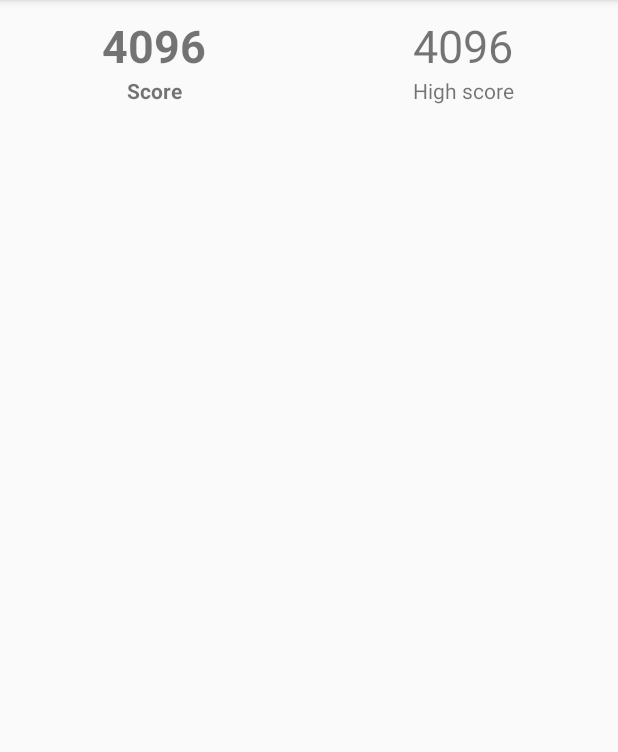
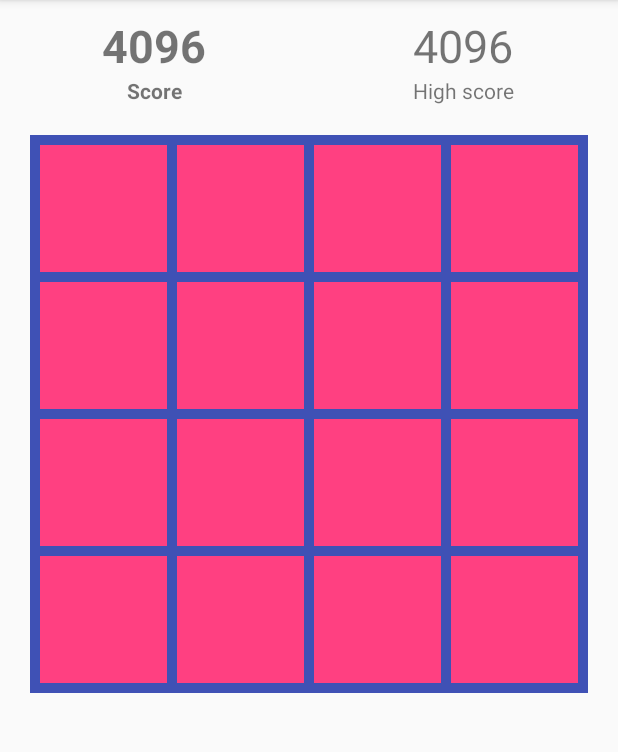
Before and after one commit to mrtnmch/2048, an Android app: the BoardActivity screen opened directly, with no data from a screen before it, on a phone screen of 412 x 824 dp, the part 84-836 px from its top. Run offline under Robolectric (Android 15) with nearby library versions, the phone set to English and light mode, and no system bars.

Commit message:
Basic UI; GameBoard prepared

```diff
--- /dev/null
+++ b/app/src/main/java/cz/mxmx/a2048/controls/GameBoard.java
@@ -0,0 +1,110 @@
+package cz.mxmx.a2048.controls;
+
+import android.content.Context;
+import android.content.res.TypedArray;
+import android.graphics.Canvas;
+import android.graphics.Paint;
+import android.graphics.Rect;
+import android.support.v4.content.res.ResourcesCompat;
+import android.util.AttributeSet;
+import android.view.View;
+
+import cz.mxmx.a2048.R;
+
+/**
+ * TODO: document your custom view class.
+ */
+public class GameBoard extends View {
+    private int boardBackgroundColor = R.color.colorPrimary;
+    private int fieldBackgroundColor = R.color.colorAccent;
+    private int boardDimension;
+    private int padding = 10;
+    private Integer paddingLeft;
+    private Integer paddingTop;
+    private Integer paddingRight;
+    private Paint backgroundPaint;
+    private Paint fieldBackgroundPaint;
+    private Rect rect;
+
+    public GameBoard(Context context) {
+        super(context);
+        init(null, 0);
+    }
+
+    public GameBoard(Context context, AttributeSet attrs) {
+        super(context, attrs);
+        init(attrs, 0);
+    }
+
+    public GameBoard(Context context, AttributeSet attrs, int defStyle) {
+        super(context, attrs, defStyle);
+        init(attrs, defStyle);
+    }
+
+    private void init(AttributeSet attrs, int defStyle) {
+        // Load attributes
+        final TypedArray a = getContext().obtainStyledAttributes(attrs, R.styleable.GameBoard, defStyle, 0);
+
+        try {
+            this.boardDimension = a.getInt(R.styleable.GameBoard_boardDimension, this.boardDimension);
+            this.boardBackgroundColor = a.getResourceId(R.styleable.GameBoard_boardBackground, ResourcesCompat.getColor(this.getResources(), this.boardBackgroundColor, null));
+            this.fieldBackgroundColor = a.getResourceId(R.styleable.GameBoard_fieldBackground, ResourcesCompat.getColor(this.getResources(), this.fieldBackgroundColor, null));
+        }
+        catch(Exception e) {
+            a.recycle();
+        }
+
+        this.rect = new Rect(0, 0, 0, 0); // better than allocate new instance every onDraw call
+
+        this.backgroundPaint = new Paint();
+        this.backgroundPaint.setColor(ResourcesCompat.getColor(this.getResources(), this.boardBackgroundColor, null));
+
+        this.fieldBackgroundPaint = new Paint();
+        this.fieldBackgroundPaint.setColor(ResourcesCompat.getColor(this.getResources(), this.fieldBackgroundColor, null));
+
+    }
+    @Override
+    protected void onDraw(Canvas canvas) {
+        super.onDraw(canvas);
+
+        if(this.paddingLeft == null) {
+            this.paddingLeft = getPaddingLeft();
+            this.paddingTop = getPaddingTop();
+            this.paddingRight = getPaddingRight();
+        }
+
+        int width = getWidth() - paddingLeft - paddingRight;
+        this.drawBoard(canvas, width);
+        this.drawFields(canvas, paddingLeft, paddingTop, width);
+    }
+
+    private void drawBoard(Canvas canvas, int width) {
+        this.rect.set(paddingLeft, paddingTop, width, width);
+        canvas.drawRect(this.rect, this.backgroundPaint); // this isn't a typo
+    }
+
+    private void drawFields(Canvas canvas, int x, int y, int size) {
+        int w = (size - ((this.boardDimension + 1) * this.padding))/this.boardDimension;
+
+        for (int i = 1; i <= this.boardDimension; i++) {
+            for (int j = 1; j <= this.boardDimension; j++) {
+                this.drawField(canvas, x + i * this.padding + (i-1) * w, y + j * this.padding + (j-1) * w, w);
+            }
+        }
+    }
+
+    private void drawField(Canvas canvas, int x, int y, int size) {
+        this.rect.set(x, y, x + size, y + size);
+        canvas.drawRect(this.rect, this.fieldBackgroundPaint);
+    }
+
+
+    public int getBoardDimension() {
+        return this.boardDimension;
+    }
+
+    public void setBoardDimension(int dimension) {
+        this.boardDimension = dimension;
+    }
+
+}
--- a/app/src/main/res/layout/activity_board.xml
+++ b/app/src/main/res/layout/activity_board.xml
@@ -1,10 +1,11 @@
 <?xml version="1.0" encoding="utf-8"?>
-<LinearLayout
-    android:orientation="vertical"
+<LinearLayout android:orientation="vertical"
     xmlns:android="http://schemas.android.com/apk/res/android"
-    xmlns:app="http://schemas.android.com/apk/res-auto"
-    xmlns:tools="http://schemas.android.com/tools" android:layout_width="match_parent"
-    android:layout_height="match_parent" tools:context="cz.mxmx.a2048.BoardActivity">
+    xmlns:tools="http://schemas.android.com/tools"
+    android:layout_width="match_parent"
+    android:layout_height="match_parent"
+    tools:context="cz.mxmx.a2048.BoardActivity"
+    xmlns:app="http://schemas.android.com/apk/res-auto">
 
     <LinearLayout
         android:layout_width="match_parent"
@@ -58,4 +59,13 @@
                 android:textAlignment="center" />
         </LinearLayout>
     </LinearLayout>
+
+    <cz.mxmx.a2048.controls.GameBoard
+        android:id="@+id/gameBoard"
+        android:layout_width="match_parent"
+        android:layout_height="wrap_content"
+        android:layout_margin="20dp"
+        app:boardBackground="@color/colorPrimary"
+        app:fieldBackground="@color/colorAccent"
+        app:boardDimension="4" />
 </LinearLayout>
--- /dev/null
+++ b/app/src/main/res/values/attrs_game_board.xml
@@ -0,0 +1,7 @@
+<resources>
+    <declare-styleable name="GameBoard">
+        <attr name="boardBackground" format="color|reference" />
+        <attr name="fieldBackground" format="color|reference" />
+        <attr name="boardDimension" format="integer" />
+    </declare-styleable>
+</resources>
```
